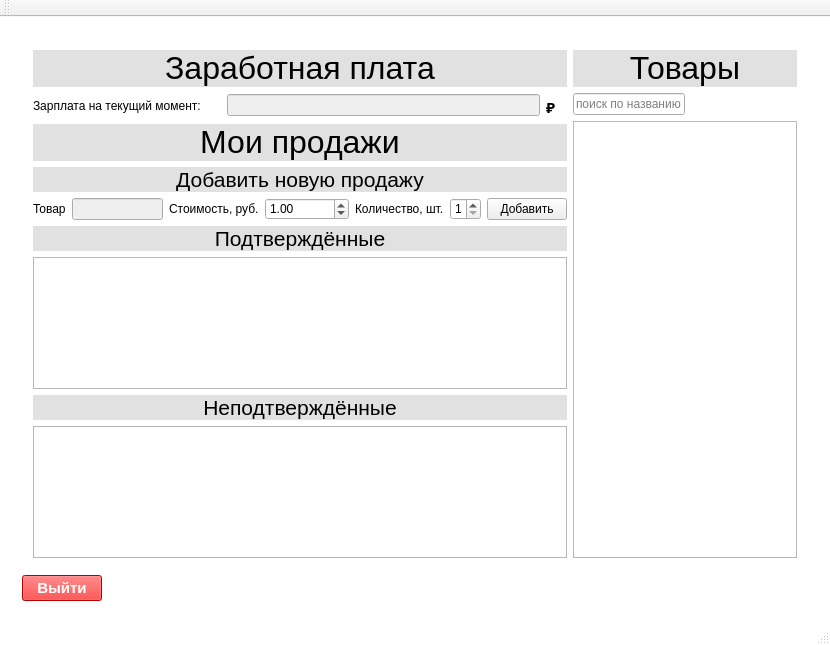
Old version of the form iSalary/iSalary/mainwindow.ui in the repository Polikarpova/iSalary.
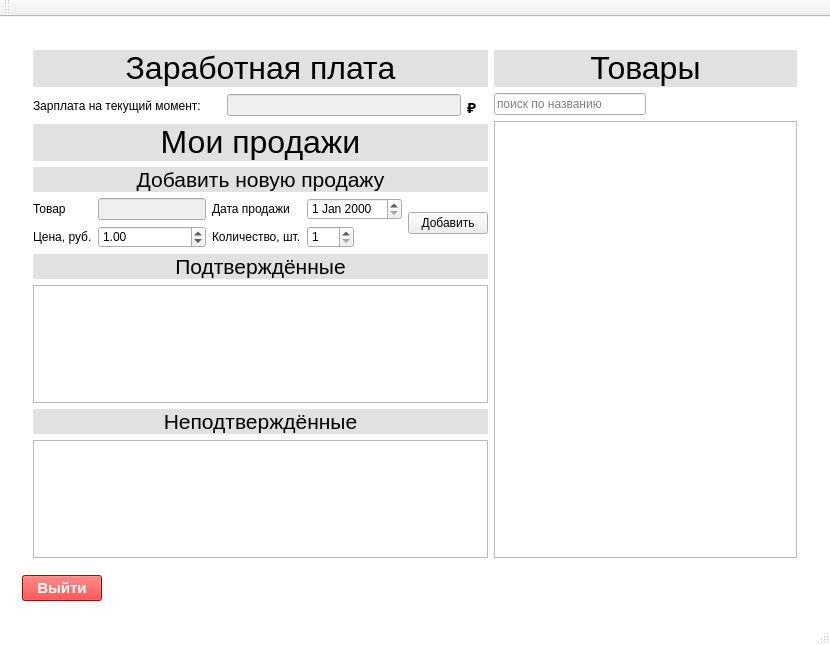
New version of the form. The open tabs and pages were chosen to show the change.

Commit message:
На страницу Менеджера добавил поле ввода для даты продажи
По умолчанию ставится текущая дата
Позже текущей даты ввести нельзя

What changed in the file:
```diff
--- a/iSalary/iSalary/mainwindow.ui
+++ b/iSalary/iSalary/mainwindow.ui
@@ -7,7 +7,7 @@
     <x>0</x>
     <y>0</y>
     <width>814</width>
-    <height>602</height>
+    <height>619</height>
    </rect>
   </property>
   <property name="windowTitle">
@@ -1764,6 +1764,46 @@
               </item>
               <item>
                <layout class="QGridLayout" name="gridLayout_6">
+                <item row="1" column="0">
+                 <widget class="QLabel" name="label_28">
+                  <property name="sizePolicy">
+                   <sizepolicy hsizetype="Fixed" vsizetype="Preferred">
+                    <horstretch>0</horstretch>
+                    <verstretch>0</verstretch>
+                   </sizepolicy>
+                  </property>
+                  <property name="text">
+                   <string>Цена, руб.</string>
+                  </property>
+                 </widget>
+                </item>
+                <item row="1" column="2">
+                 <widget class="QLabel" name="label_2">
+                  <property name="text">
+                   <string>Количество, шт.</string>
+                  </property>
+                 </widget>
+                </item>
+                <item row="0" column="2">
+                 <widget class="QLabel" name="label_29">
+                  <property name="sizePolicy">
+                   <sizepolicy hsizetype="Fixed" vsizetype="Preferred">
+                    <horstretch>0</horstretch>
+                    <verstretch>0</verstretch>
+                   </sizepolicy>
+                  </property>
+                  <property name="text">
+                   <string>Дата продажи</string>
+                  </property>
+                 </widget>
+                </item>
+                <item row="0" column="1">
+                 <widget class="QLineEdit" name="nameProductOutput">
+                  <property name="enabled">
+                   <bool>false</bool>
+                  </property>
+                 </widget>
+                </item>
                 <item row="0" column="0">
                  <widget class="QLabel" name="label_27">
                   <property name="sizePolicy">
@@ -1777,33 +1817,26 @@
                   </property>
                  </widget>
                 </item>
-                <item row="0" column="2">
-                 <widget class="QLabel" name="label_28">
-                  <property name="sizePolicy">
-                   <sizepolicy hsizetype="Fixed" vsizetype="Preferred">
-                    <horstretch>0</horstretch>
-                    <verstretch>0</verstretch>
-                   </sizepolicy>
+                <item row="1" column="1">
+                 <widget class="QDoubleSpinBox" name="priceSale">
+                  <property name="minimum">
+                   <double>0.010000000000000</double>
                   </property>
-                  <property name="text">
-                   <string>Стоимость, руб.</string>
+                  <property name="maximum">
+                   <double>99999999.000000000000000</double>
                   </property>
-                 </widget>
-                </item>
-                <item row="0" column="4">
-                 <widget class="QLabel" name="label_29">
-                  <property name="sizePolicy">
-                   <sizepolicy hsizetype="Fixed" vsizetype="Preferred">
-                    <horstretch>0</horstretch>
-                    <verstretch>0</verstretch>
-                   </sizepolicy>
+                  <property name="singleStep">
+                   <double>0.010000000000000</double>
                   </property>
-                  <property name="text">
-                   <string>Количество, шт.</string>
+                  <property name="value">
+                   <double>1.000000000000000</double>
                   </property>
                  </widget>
                 </item>
-                <item row="0" column="5">
+                <item row="0" column="3">
+                 <widget class="QDateEdit" name="dateSale"/>
+                </item>
+                <item row="1" column="3">
                  <widget class="QSpinBox" name="countSaleProducts">
                   <property name="sizePolicy">
                    <sizepolicy hsizetype="Fixed" vsizetype="Fixed">
@@ -1825,36 +1858,13 @@
                   </property>
                  </widget>
                 </item>
-                <item row="0" column="6">
+                <item row="0" column="6" rowspan="2">
                  <widget class="QPushButton" name="addSaleButton">
                   <property name="text">
                    <string>Добавить</string>
                   </property>
                  </widget>
                 </item>
-                <item row="0" column="3">
-                 <widget class="QDoubleSpinBox" name="priceSale">
-                  <property name="minimum">
-                   <double>0.010000000000000</double>
-                  </property>
-                  <property name="maximum">
-                   <double>99999999.000000000000000</double>
-                  </property>
-                  <property name="singleStep">
-                   <double>0.010000000000000</double>
-                  </property>
-                  <property name="value">
-                   <double>1.000000000000000</double>
-                  </property>
-                 </widget>
-                </item>
-                <item row="0" column="1">
-                 <widget class="QLineEdit" name="nameProductOutput">
-                  <property name="enabled">
-                   <bool>false</bool>
-                  </property>
-                 </widget>
-                </item>
                </layout>
               </item>
               <item>
```
Left out of the diff: 2 changed lines with no effect on the pictures. The commit also changes 3 other files.
